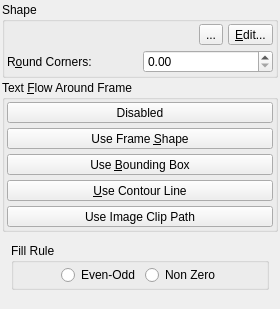
The window that scribus/ui/propertiespalette_shapebase.ui (scribusproject/scribus) describes before a commit, drawn with Qt 5.
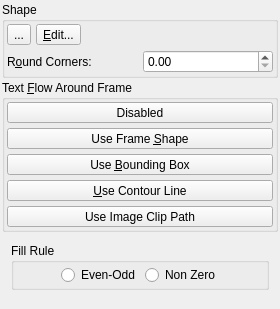
The same window after the commit. Custom widgets are drawn as their Qt base class.

Commit message: #15850: Improve access to shape buttons

The edit to the form file:
```diff
--- a/scribus/ui/propertiespalette_shapebase.ui
+++ b/scribus/ui/propertiespalette_shapebase.ui
@@ -55,6 +55,23 @@
       </property>
       <item>
        <layout class="QHBoxLayout" name="horizontalLayout">
+        <item>
+         <widget class="Autoforms" name="customShape">
+          <property name="toolTip">
+           <string>Choose the shape of frame...</string>
+          </property>
+          <property name="text">
+           <string>...</string>
+          </property>
+         </widget>
+        </item>
+        <item>
+         <widget class="QToolButton" name="editShape">
+          <property name="text">
+           <string>&amp;Edit...</string>
+          </property>
+         </widget>
+        </item>
         <item>
          <spacer name="horizontalSpacer">
           <property name="orientation">
@@ -68,23 +85,6 @@
           </property>
          </spacer>
         </item>
-        <item>
-         <widget class="Autoforms" name="customShape">
-          <property name="toolTip">
-           <string>Choose the shape of frame...</string>
-          </property>
-          <property name="text">
-           <string>...</string>
-          </property>
-         </widget>
-        </item>
-        <item>
-         <widget class="QToolButton" name="editShape">
-          <property name="text">
-           <string>&amp;Edit...</string>
-          </property>
-         </widget>
-        </item>
        </layout>
       </item>
       <item>
```
